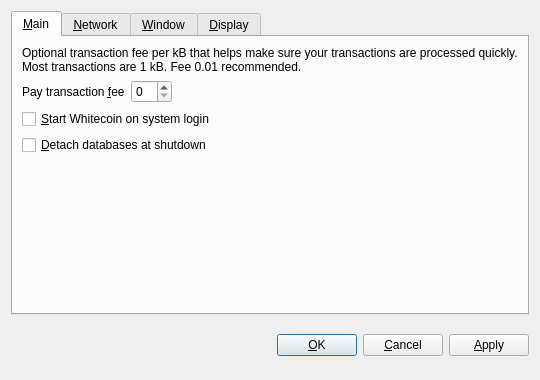
First picture: the form in src/qt/forms/optionsdialog.ui, repository blackwhitecoin/test, before the edit.
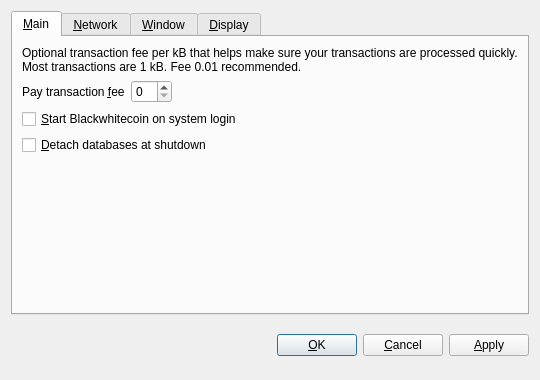
Second picture: the form after the edit. Custom widgets are drawn as their Qt base class.

```diff
--- a/src/qt/forms/optionsdialog.ui
+++ b/src/qt/forms/optionsdialog.ui
@@ -82,7 +82,7 @@
           <string>Automatically start Whitecoin after logging in to the system.</string>
          </property>
          <property name="text">
-          <string>&amp;Start Whitecoin on system login</string>
+          <string>&amp;Start Blackwhitecoin on system login</string>
          </property>
         </widget>
        </item>
```
Left out of the diff: 10 changed lines with no effect on the pictures.
